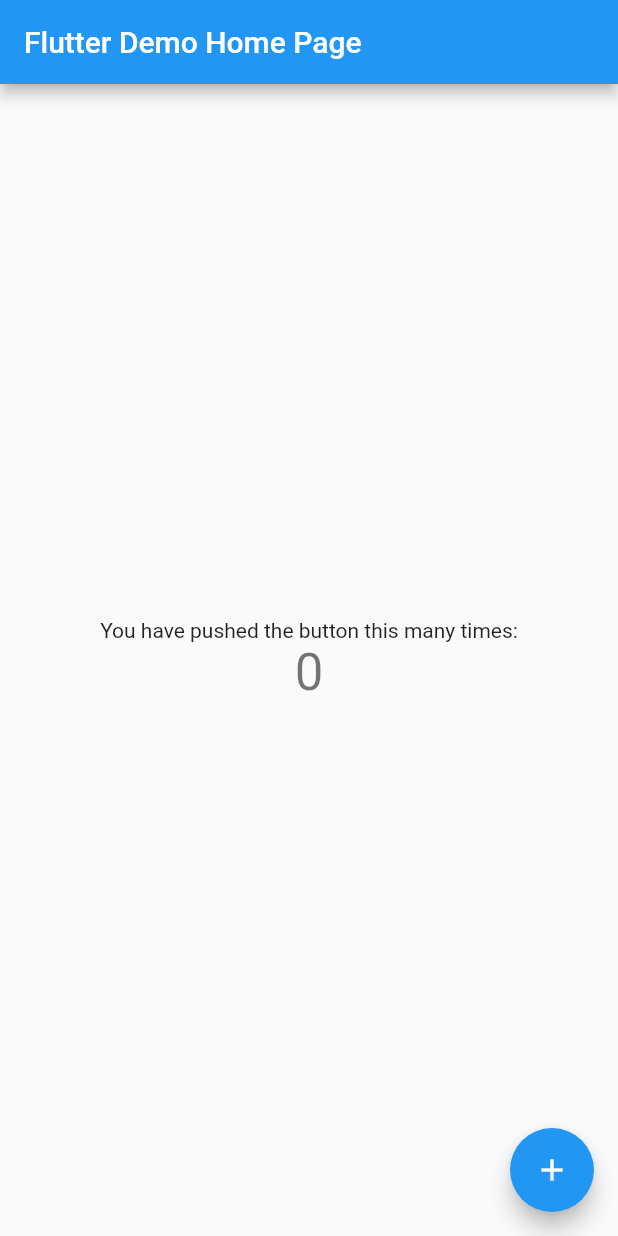
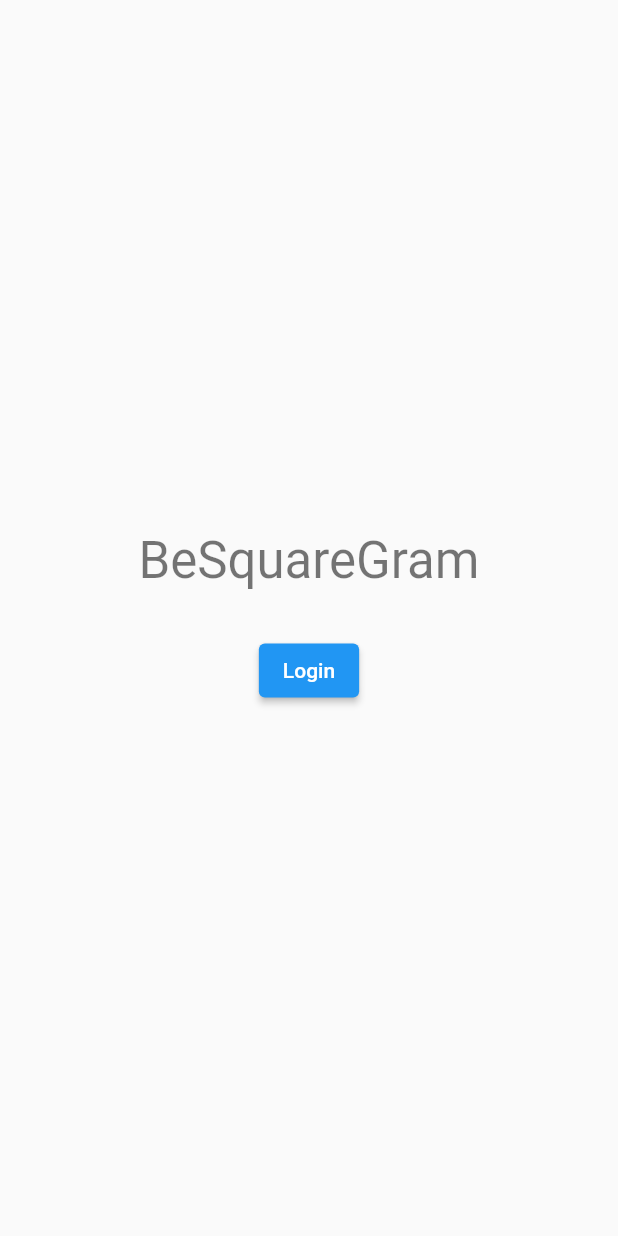
Before and after one commit to amierulhazwan/amirul-hazwan-md-project, a Flutter app: the screen it shows after launch, on a phone screen of 412 x 824 dp. Run offline on Flutter 3.47's test engine with Material 2 defaults, Android fonts, the phone set to English and light mode, and no system bars.

Commit message:
Project Update

```diff
--- /dev/null
+++ b/lib/frontpage.dart
@@ -0,0 +1,48 @@
+import 'package:flutter/material.dart';
+import 'loginpage.dart';
+
+class FrontPage extends StatefulWidget {
+  const FrontPage({Key? key, required this.title}) : super(key: key);
+  final String title;
+
+  @override
+  State<FrontPage> createState() => _FrontPageState();
+}
+
+class _FrontPageState extends State<FrontPage> {
+  @override
+  Widget build(BuildContext context) {
+    return Scaffold(
+      // appBar: AppBar(
+      //   title: Text(widget.title),
+      // ),
+      body: Center(
+        child: Column(
+          mainAxisAlignment: MainAxisAlignment.center,
+          children: <Widget>[
+            // const Text(
+            //   'DerivGram',
+            // ),
+            Text(
+              'BeSquareGram',
+              style: Theme.of(context).textTheme.headline4,
+            ),
+            Container(
+              margin: EdgeInsets.only(top: 30),
+              child: ElevatedButton(
+                onPressed: () {
+                  Navigator.push(
+                      context,
+                      MaterialPageRoute(
+                          builder: (context) =>
+                              const LoginPage(title: 'Login Page')));
+                },
+                child: const Text('Login'),
+              ),
+            ),
+          ],
+        ),
+      ),
+    );
+  }
+}
--- a/lib/main.dart
+++ b/lib/main.dart
@@ -1,5 +1,5 @@
 import 'package:flutter/material.dart';
-import 'myhomepage.dart';
+import 'frontpage.dart';
 
 void main() => runApp(const MyApp());
 
@@ -13,7 +13,7 @@
       theme: ThemeData(
         primarySwatch: Colors.blue,
       ),
-      home: const MyHomePage(title: 'Flutter Demo Home Page'),
+      home: const FrontPage(title: 'Login Page'),
     );
   }
 }
--- a/lib/myhomepage.dart
+++ /dev/null
@@ -1,47 +0,0 @@
-import 'package:flutter/material.dart';
-
-class MyHomePage extends StatefulWidget {
-  const MyHomePage({Key? key, required this.title}) : super(key: key);
-  final String title;
-
-  @override
-  State<MyHomePage> createState() => _MyHomePageState();
-}
-
-class _MyHomePageState extends State<MyHomePage> {
-  int _counter = 0;
-
-  void _incrementCounter() {
-    setState(() {
-      _counter++;
-    });
-  }
-
-  @override
-  Widget build(BuildContext context) {
-    return Scaffold(
-      appBar: AppBar(
-        title: Text(widget.title),
-      ),
-      body: Center(
-        child: Column(
-          mainAxisAlignment: MainAxisAlignment.center,
-          children: <Widget>[
-            const Text(
-              'You have pushed the button this many times:',
-            ),
-            Text(
-              '$_counter',
-              style: Theme.of(context).textTheme.headline4,
-            ),
-          ],
-        ),
-      ),
-      floatingActionButton: FloatingActionButton(
-        onPressed: _incrementCounter,
-        tooltip: 'Increment',
-        child: const Icon(Icons.add),
-      ),
-    );
-  }
-}
--- a/pubspec.yaml
+++ b/pubspec.yaml
@@ -34,6 +34,7 @@
   # The following adds the Cupertino Icons font to your application.
   # Use with the CupertinoIcons class for iOS style icons.
   cupertino_icons: ^1.0.2
+  web_socket_channel: ^2.1.0
 
 dev_dependencies:
   flutter_test:
```
Also changed, not shown: lib/loginpage.dart (added, +81 -0 lines), lib/postpage.dart (added, +44 -0 lines), pubspec.lock, 13 other files.
